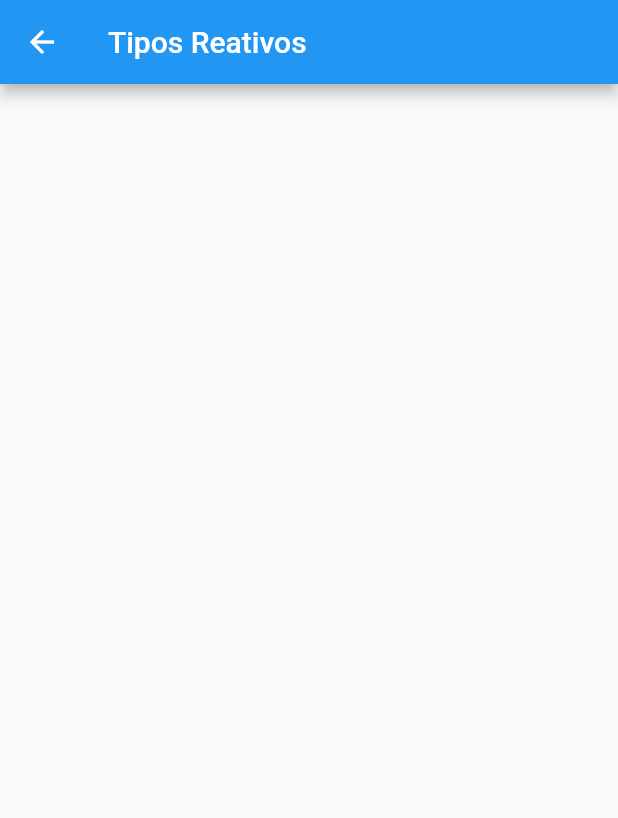
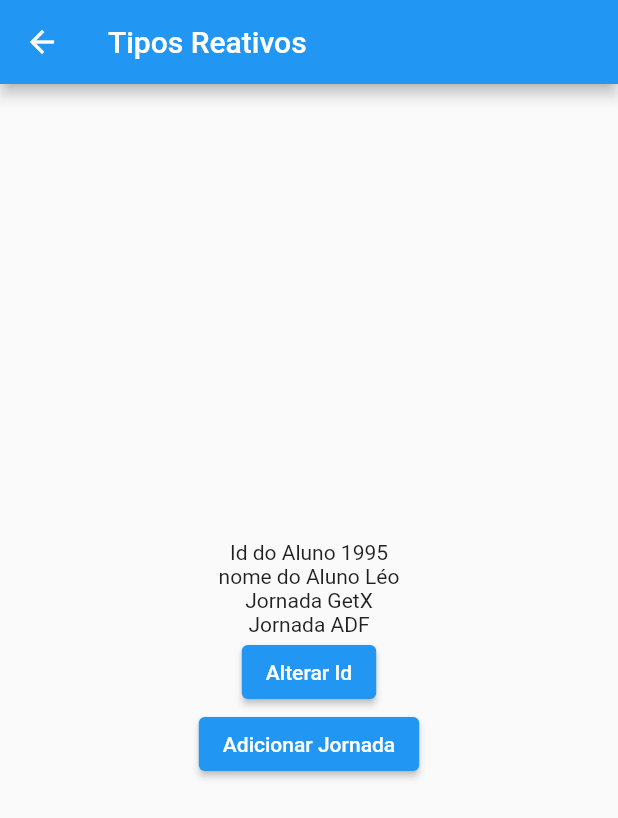
Before and after one commit to leozero3/get_gerenciamento_estado, a Flutter app: the TiposReativosPage screen opened by its route, on a phone screen of 412 x 824 dp. Shown: the top 818 px of the screen. Run offline on Flutter 3.47's test engine with Material 2 defaults, Android fonts, the phone set to English and light mode, and no system bars; our stand-ins replace get.

Commit message:
modified:   lib/main.dart 	modified:   lib/tipos/tipos_reativos_page.dart 	modified:   pubspec.yaml

```diff
--- a/lib/main.dart
+++ b/lib/main.dart
@@ -1,3 +1,4 @@
+
 import 'package:flutter/material.dart';
 import 'package:get/get.dart';
 import 'package:get_gerenciamento_estado/basico/reatividade_page.dart';
--- a/lib/tipos/tipos_reativos_page.dart
+++ b/lib/tipos/tipos_reativos_page.dart
@@ -1,15 +1,51 @@
 import 'package:flutter/material.dart';
+import 'package:get/get.dart';
 
 class TiposReativosPage extends StatelessWidget {
-  const TiposReativosPage({Key? key}) : super(key: key);
+  TiposReativosPage({Key? key}) : super(key: key);
+
+  final nome = RxString('Léo');
+  final jornada = RxList(['Jornada GetX', 'Jornada ADF']);
+  final aluno = RxMap({
+    'id': 1995,
+    'nome': 'Léo',
+    'tipo': 'aluno',
+  });
 
   @override
   Widget build(BuildContext context) {
     return Scaffold(
       appBar: AppBar(
-          title: const Text('Tipos Reativos'),
-          ),
-      body: Center(),
+        title: const Text('Tipos Reativos'),
+      ),
+      body: Center(
+        child: Column(
+          mainAxisAlignment: MainAxisAlignment.center,
+          children: [
+            Obx(() {
+              return Text('Id do Aluno ${aluno['id']}');
+            }),
+            Obx(() {
+              return Text('nome do Aluno ${aluno['nome']}');
+            }),
+            Obx(() {
+              return Column(
+                children: jornada.map(Text.new).toList(),
+              );
+            }),
+            ElevatedButton(
+                onPressed: () {
+                  aluno['id'] = 1;
+                },
+                child: Text('Alterar Id')),
+            ElevatedButton(
+                onPressed: () {
+                  jornada.add('Jornada Dart');
+                },
+                child: Text('Adicionar Jornada')),
+          ],
+        ),
+      ),
     );
   }
 }
--- a/pubspec.yaml
+++ b/pubspec.yaml
@@ -1,3 +1,4 @@
+
 name: get_gerenciamento_estado
 description: A new Flutter project.
 
@@ -18,7 +19,7 @@ publish_to: 'none' # Remove this line if you wish to publish to pub.dev
 version: 1.0.0+1
 
 environment:
-  sdk: ">=2.17.6 <3.0.0"
+  sdk: ">=2.17.1 <3.0.0"
 
 # Dependencies specify other packages that your package needs in order to work.
 # To automatically upgrade your package dependencies to the latest versions
```
